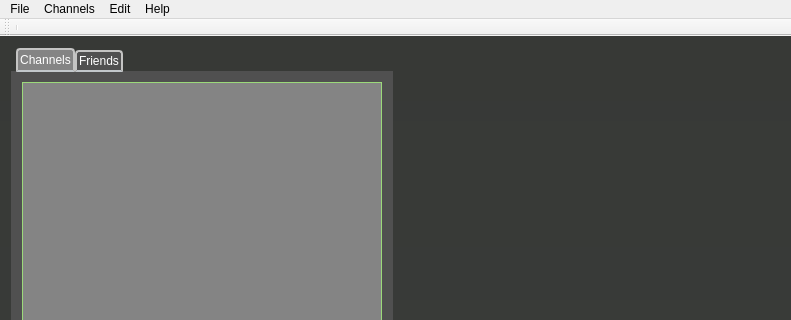
Qt form src/client/gui/livejamming/app/mainwindow.ui (sush/Live-Jamming) before a commit; both pictures show x 0 to 791 and y 0 to 320 of the 791 by 745 pixel window.
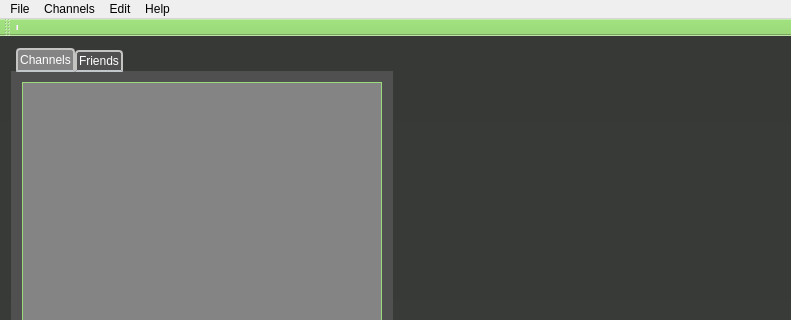
The same form after that commit. Icons and pictures are not drawn. Custom widgets are drawn as their Qt base class.

The edit to the form file:
```diff
--- a/src/client/gui/livejamming/app/mainwindow.ui
+++ b/src/client/gui/livejamming/app/mainwindow.ui
@@ -18,6 +18,10 @@
 	background: qlineargradient(spread:pad, x1:0, y1:0.00568182, x2:0, y2:1, stop:0.0248756 rgba(155, 217, 122, 255), stop:0.0348259 rgba(55, 57, 54, 255), stop:1 rgba(59, 61, 59, 255));
 
 }
+
+QToolBar {
+	background: rgb(155, 217, 122);
+}
 </string>
   </property>
   <widget class="QWidget" name="centralWidget">
```
Left out of the diff: 8 changed lines with no effect on the pictures.
